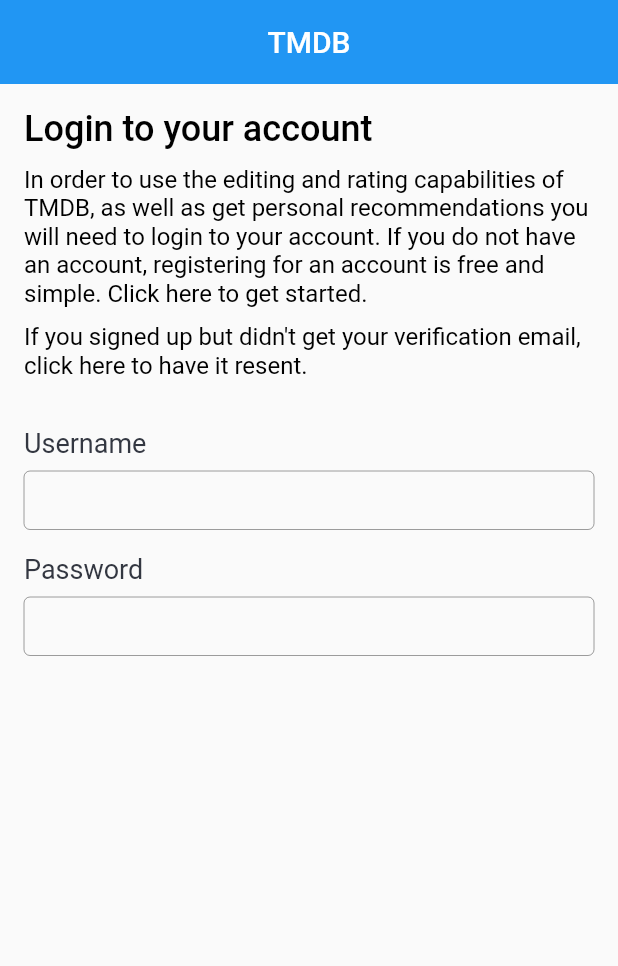
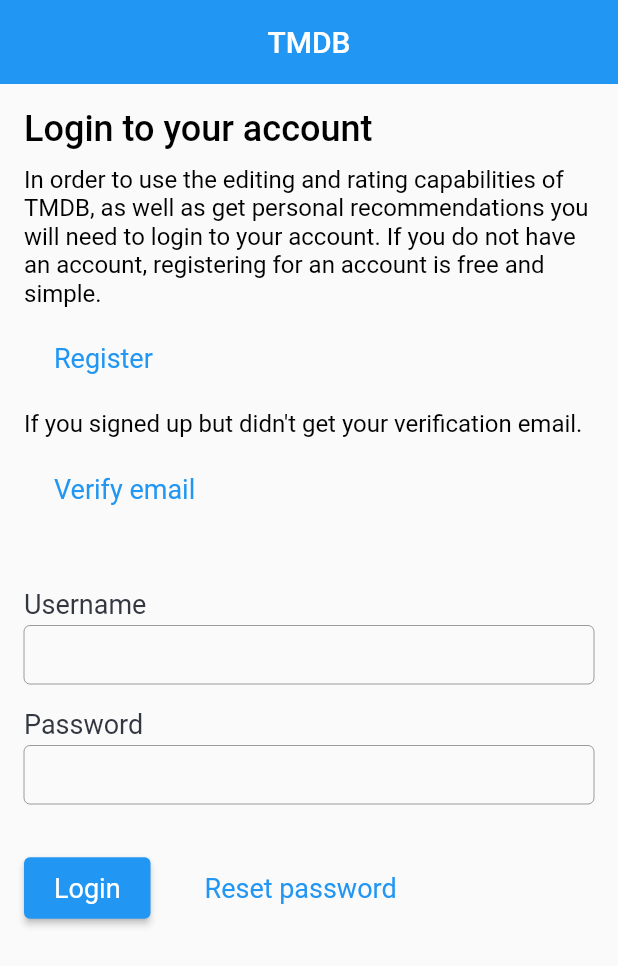
Before and after one commit to ekosh02/PoiskMovie, a Flutter app: the screen it shows after launch, on a phone screen of 412 x 824 dp. Shown: the top 966 px of the screen. Run offline on Flutter 3.47's test engine with Material 2 defaults, Android fonts, the phone set to English and light mode, and no system bars.

Commit message:
add button

```diff
--- /dev/null
+++ b/lib/style/button_styles.dart
@@ -0,0 +1,21 @@
+import 'package:flutter/material.dart';
+import 'package:tmdb_app/style/text_styles.dart';
+
+abstract class ButtonStyles {
+  static final ButtonStyle littleMainButton = ButtonStyle(
+    backgroundColor: MaterialStateProperty.all(Colors.blue),
+    foregroundColor: MaterialStateProperty.all(Colors.white),
+    textStyle: MaterialStateProperty.all(TextStyles.headline1Regular),
+    padding: MaterialStateProperty.all(
+      const EdgeInsets.symmetric(horizontal: 20, vertical: 10),
+    ),
+  );
+
+  static final ButtonStyle littleTransparentButton = ButtonStyle(
+    foregroundColor: MaterialStateProperty.all(Colors.blue),
+    textStyle: MaterialStateProperty.all(TextStyles.headline1Regular),
+    padding: MaterialStateProperty.all(
+      const EdgeInsets.symmetric(horizontal: 20, vertical: 10),
+    ),
+  );
+}
--- a/lib/widgets/auth/auth_widget.dart
+++ b/lib/widgets/auth/auth_widget.dart
@@ -1,4 +1,5 @@
 import 'package:flutter/material.dart';
+import 'package:tmdb_app/style/button_styles.dart';
 import 'package:tmdb_app/style/text_styles.dart';
 
 class AuthWidget extends StatefulWidget {
@@ -34,10 +35,10 @@ class _HeaderWidget extends StatelessWidget {
   final String headerText = 'Login to your account';
 
   final String descriptionText1 =
-      'In order to use the editing and rating capabilities of TMDB, as well as get personal recommendations you will need to login to your account. If you do not have an account, registering for an account is free and simple. Click here to get started.';
+      'In order to use the editing and rating capabilities of TMDB, as well as get personal recommendations you will need to login to your account. If you do not have an account, registering for an account is free and simple.';
 
   final String descriptionText2 =
-      'If you signed up but didn\'t get your verification email, click here to have it resent.';
+      'If you signed up but didn\'t get your verification email.';
 
   @override
   Widget build(BuildContext context) {
@@ -50,7 +51,20 @@ class _HeaderWidget extends StatelessWidget {
           const SizedBox(height: 10),
           Text(descriptionText1, style: TextStyles.text1Regular),
           const SizedBox(height: 10),
+          TextButton(
+            onPressed: () {},
+            style: ButtonStyles.littleTransparentButton,
+            child: const Text('Register'),
+          ),
+          const SizedBox(height: 10),
           Text(descriptionText2, style: TextStyles.text1Regular),
+          const SizedBox(height: 10),
+          TextButton(
+            onPressed: () {},
+            style: ButtonStyles.littleTransparentButton,
+            child: const Text('Verify email'),
+          ),
+          const SizedBox(height: 10),
         ],
       ),
     );
@@ -75,14 +89,30 @@ class _FormWidgetState extends State<_FormWidget> {
       padding: const EdgeInsets.symmetric(vertical: 16),
       child: Column(
         crossAxisAlignment: CrossAxisAlignment.start,
-        children: const [
-          Text('Username', style: TextStyles.headline1RegularGray),
-          SizedBox(height: 8),
-          TextField(decoration: textFieldDecaration),
-          SizedBox(height: 16),
-          Text('Password', style: TextStyles.headline1RegularGray),
-          SizedBox(height: 8),
-          TextField(decoration: textFieldDecaration),
+        children: [
+          const Text('Username', style: TextStyles.headline1RegularGray),
+          const SizedBox(height: 4),
+          const TextField(decoration: textFieldDecaration),
+          const SizedBox(height: 16),
+          const Text('Password', style: TextStyles.headline1RegularGray),
+          const SizedBox(height: 4),
+          const TextField(decoration: textFieldDecaration, obscureText: true),
+          const SizedBox(height: 32),
+          Row(
+            children: [
+              ElevatedButton(
+                onPressed: () {},
+                style: ButtonStyles.littleMainButton,
+                child: const Text('Login'),
+              ),
+              const SizedBox(width: 16),
+              TextButton(
+                onPressed: () {},
+                style: ButtonStyles.littleTransparentButton,
+                child: const Text('Reset password'),
+              )
+            ],
+          )
         ],
       ),
     );
```
